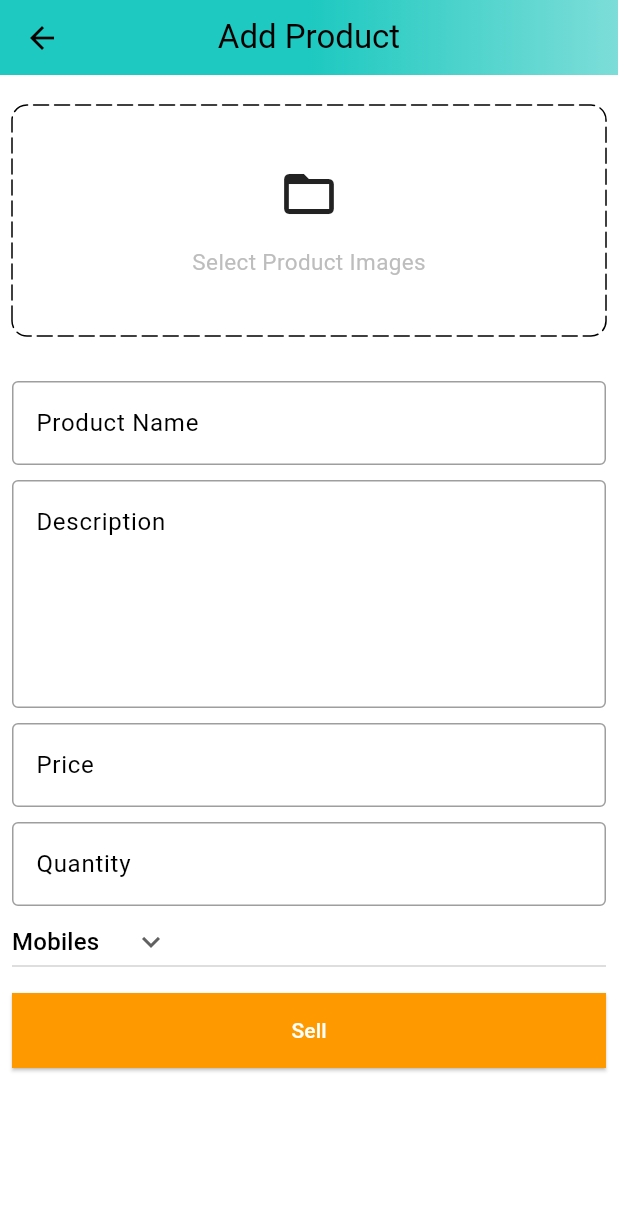
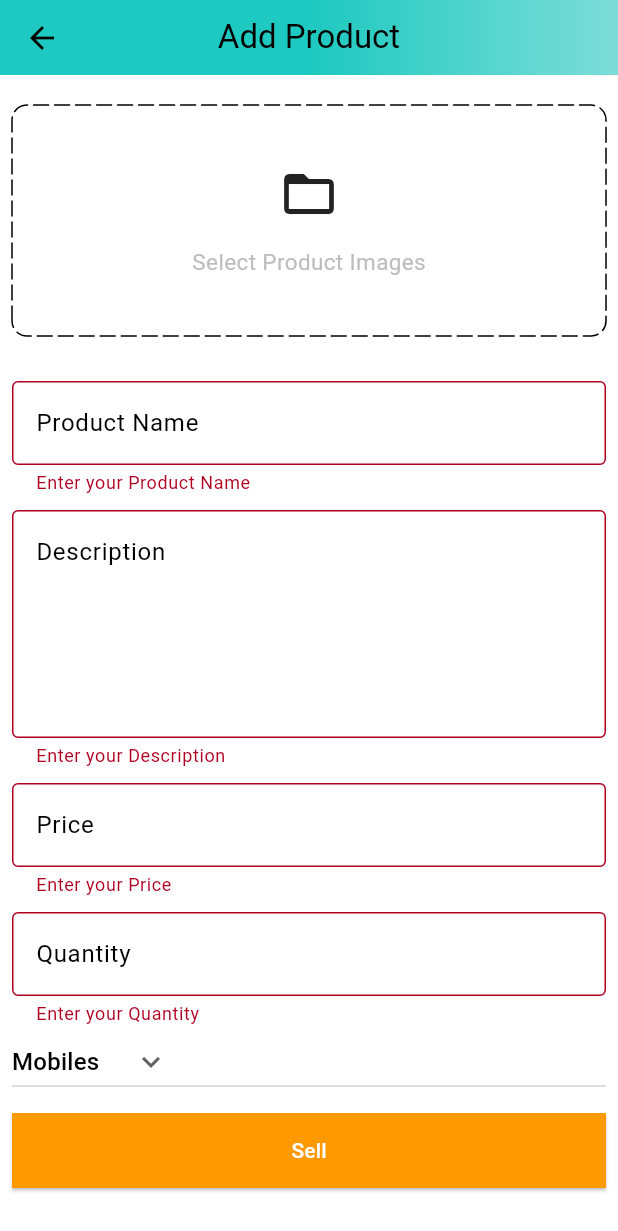
Before and after one commit to sadid369/e_commerce_app, a Flutter app: the AddProductScreen screen opened by its route, after a tap on "Sell", on a phone screen of 412 x 824 dp. Shown: the top 1231 px of the screen. Run offline on Flutter 3.47's test engine with Material 3 defaults, Android fonts, the phone set to English and light mode, and no system bars; drawn by our look-alikes of dotted_border; our stand-ins replace carousel_slider, file_picker, shared_preferences; missing offline and left inert: cloudinary_public; accounts and stored records are empty.

Commit message:
5:48  completed Product post Ui & Api

```diff
--- a/lib/features/admin/screens/add_product_screen.dart
+++ b/lib/features/admin/screens/add_product_screen.dart
@@ -7,6 +7,7 @@ import 'package:e_commerce_app/common/widgets/custom_button.dart';
 import 'package:e_commerce_app/common/widgets/custom_text_field.dart';
 import 'package:e_commerce_app/constants/global_variables.dart';
 import 'package:e_commerce_app/constants/utils.dart';
+import 'package:e_commerce_app/features/admin/services/admin_services.dart';
 import 'package:flutter/material.dart';
 
 class AddProductScreen extends StatefulWidget {
@@ -18,10 +19,13 @@ class AddProductScreen extends StatefulWidget {
 }
 
 class _AddProductScreenState extends State<AddProductScreen> {
+  final AdminServices adminServices = AdminServices();
   final TextEditingController nameController = TextEditingController();
   final TextEditingController descriptionController = TextEditingController();
   final TextEditingController priceController = TextEditingController();
-  final TextEditingController quantityNameController = TextEditingController();
+  final TextEditingController quantityController = TextEditingController();
+  final _addProductFormKey = GlobalKey<FormState>();
+
   List<File> images = [];
   @override
   void dispose() {
@@ -29,7 +33,7 @@ class _AddProductScreenState extends State<AddProductScreen> {
     nameController.dispose();
     descriptionController.dispose();
     priceController.dispose();
-    quantityNameController.dispose();
+    quantityController.dispose();
   }
 
   String category = 'Mobiles';
@@ -40,6 +44,20 @@ class _AddProductScreenState extends State<AddProductScreen> {
     'Books',
     'Fashion',
   ];
+  void sellProduct() {
+    if (_addProductFormKey.currentState!.validate() && images.isNotEmpty) {
+      adminServices.sellProduct(
+        context: context,
+        name: nameController.text,
+        description: descriptionController.text,
+        quantity: double.parse(quantityController.text),
+        price: double.parse(priceController.text),
+        category: category,
+        images: images,
+      );
+    }
+  }
+
   void selectImages() async {
     var res = await pickImages();
     setState(() {
@@ -65,6 +83,7 @@ class _AddProductScreenState extends State<AddProductScreen> {
       ),
       body: SingleChildScrollView(
         child: Form(
+          key: _addProductFormKey,
           child: Padding(
             padding: const EdgeInsets.all(8),
             child: Column(
@@ -128,23 +147,29 @@ class _AddProductScreenState extends State<AddProductScreen> {
                   height: 30,
                 ),
                 CustomTextField(
-                    controller: nameController, hintText: "Product Name"),
+                  controller: nameController,
+                  hintText: "Product Name",
+                ),
                 const SizedBox(
                   height: 10,
                 ),
                 CustomTextField(
-                    controller: nameController,
-                    maxLine: 5,
-                    hintText: "Description"),
-                const SizedBox(
-                  height: 10,
+                  controller: descriptionController,
+                  maxLine: 5,
+                  hintText: "Description",
                 ),
-                CustomTextField(controller: nameController, hintText: "Price"),
                 const SizedBox(
                   height: 10,
                 ),
                 CustomTextField(
-                  controller: nameController,
+                  controller: priceController,
+                  hintText: "Price",
+                ),
+                const SizedBox(
+                  height: 10,
+                ),
+                CustomTextField(
+                  controller: quantityController,
                   hintText: "Quantity",
                 ),
                 SizedBox(
@@ -170,7 +195,7 @@ class _AddProductScreenState extends State<AddProductScreen> {
                 ),
                 CustomButton(
                   text: 'Sell',
-                  onTap: () {},
+                  onTap: sellProduct,
                 )
               ],
             ),
--- a/lib/features/admin/screens/admin_screens.dart
+++ b/lib/features/admin/screens/admin_screens.dart
@@ -31,6 +31,7 @@ class _AdminScreensState extends State<AdminScreens> {
       child: Text('Cart Page '),
     ),
   ];
+
   @override
   Widget build(BuildContext context) {
     return Scaffold(
--- /dev/null
+++ b/lib/features/admin/services/admin_services.dart
@@ -0,0 +1,60 @@
+import 'dart:io';
+
+import 'package:cloudinary_public/cloudinary_public.dart';
+import 'package:e_commerce_app/constants/error_handaling.dart';
+import 'package:e_commerce_app/constants/global_variables.dart';
+import 'package:e_commerce_app/constants/utils.dart';
+import 'package:e_commerce_app/models/product.dart';
+import 'package:e_commerce_app/providers/user_provider.dart';
+import 'package:flutter/material.dart';
+import 'package:http/http.dart' as http;
+import 'package:provider/provider.dart';
+import 'package:shared_preferences/shared_preferences.dart';
+
+class AdminServices {
+  void sellProduct(
+      {required BuildContext context,
+      required String name,
+      required String description,
+      required double quantity,
+      required double price,
+      required String category,
+      required List<File> images}) async {
+    try {
+      final cloudinary = CloudinaryPublic('dlf9ltucz', "xbcienps");
+      List<String> imageUrls = [];
+      for (var image in images) {
+        CloudinaryResponse res = await cloudinary
+            .uploadFile(CloudinaryFile.fromFile(image.path, folder: name));
+        imageUrls.add(res.secureUrl);
+      }
+      Product product = Product(
+        name: name,
+        description: description,
+        quantity: quantity,
+        images: imageUrls,
+        category: category,
+        price: price,
+      );
+
+      var res = await http.post(
+        Uri.parse("$uri/admin/add-product"),
+        headers: <String, String>{
+          "Content-Type": "application/json; charset=UTF-8",
+          'x-auth-token': context.read<UserProvider>().user.token,
+        },
+        body: product.toJson(),
+      );
+      httpErrorHandle(
+        response: res,
+        context: context,
+        onSuccess: () {
+          showSnackbar(context, 'Product added Successfully');
+          Navigator.pop(context);
+        },
+      );
+    } catch (e) {
+      showSnackbar(context, e.toString());
+    }
+  }
+}
--- /dev/null
+++ b/lib/models/product.dart
@@ -0,0 +1,51 @@
+import 'dart:convert';
+
+// ignore_for_file: public_member_api_docs, sort_constructors_first
+class Product {
+  final String name;
+  final String description;
+  final double quantity;
+  final List<String> images;
+  final String category;
+  final double price;
+  final String? id;
+
+  Product({
+    required this.name,
+    required this.description,
+    required this.quantity,
+    required this.images,
+    required this.category,
+    required this.price,
+    this.id,
+  });
+
+  Map<String, dynamic> toMap() {
+    return <String, dynamic>{
+      'name': name,
+      'description': description,
+      'quantity': quantity,
+      'images': images,
+      'category': category,
+      'price': price,
+      'id': id,
+    };
+  }
+
+  factory Product.fromMap(Map<String, dynamic> map) {
+    return Product(
+      name: map['name'] as String,
+      description: map['description'] as String,
+      quantity: map['quantity'] as double,
+      images: List<String>.from((map['images']) as List<String>),
+      category: map['category'] as String,
+      price: map['price'] as double,
+      id: map['_id'] != null ? map['id'] as String : null,
+    );
+  }
+
+  String toJson() => json.encode(toMap());
+
+  factory Product.fromJson(String source) =>
+      Product.fromMap(json.decode(source) as Map<String, dynamic>);
+}
--- a/pubspec.yaml
+++ b/pubspec.yaml
@@ -41,6 +41,7 @@ dependencies:
   carousel_slider: ^4.2.1
   dotted_border: ^2.1.0
   file_picker: ^6.1.1
+  cloudinary_public: ^0.23.1
 
 dev_dependencies:
   flutter_test:
```
Also changed, not shown: pubspec.lock.
